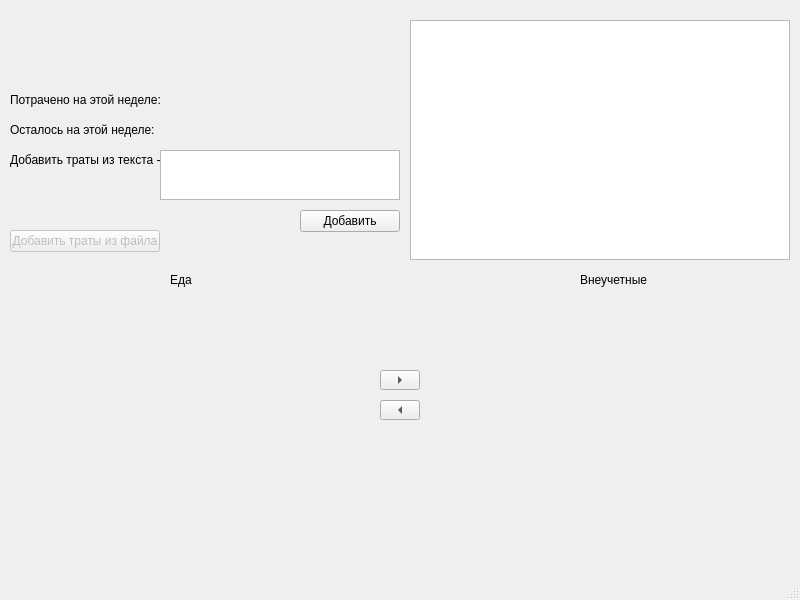
This is form.ui in OverSx/ExpensesApp as Qt 5 draws it before an edit. The edited form follows.
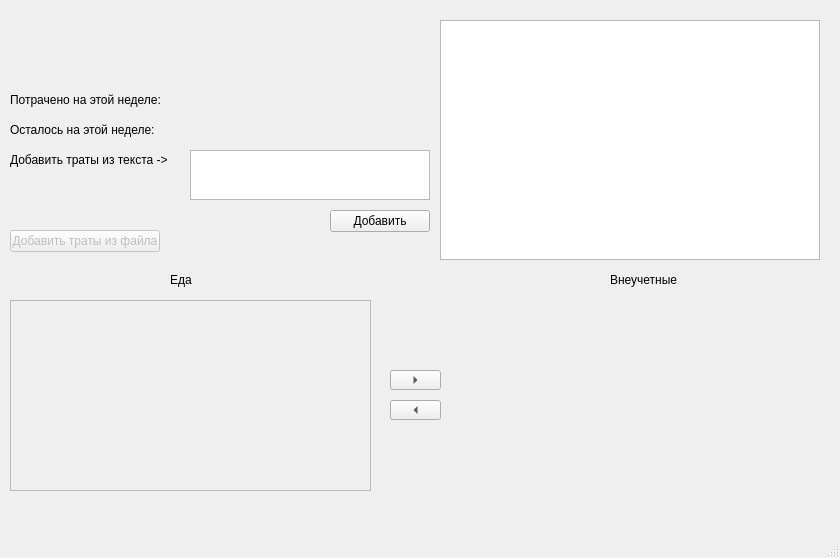
This is the edited form.

Commit message: fix UI to be able to scroll

```diff
--- a/form.ui
+++ b/form.ui
@@ -6,8 +6,8 @@
    <rect>
     <x>0</x>
     <y>0</y>
-    <width>800</width>
-    <height>600</height>
+    <width>840</width>
+    <height>558</height>
    </rect>
   </property>
   <property name="windowTitle">
@@ -17,7 +17,7 @@
    <widget class="QGraphicsView" name="yearlyExpensesGraph">
     <property name="geometry">
      <rect>
-      <x>410</x>
+      <x>440</x>
       <y>20</y>
       <width>380</width>
       <height>240</height>
@@ -92,7 +92,7 @@
    <widget class="QTextEdit" name="addExpensesTextEdit">
     <property name="geometry">
      <rect>
-      <x>160</x>
+      <x>190</x>
       <y>150</y>
       <width>240</width>
       <height>50</height>
@@ -104,7 +104,7 @@
      <rect>
       <x>10</x>
       <y>150</y>
-      <width>150</width>
+      <width>170</width>
       <height>20</height>
      </rect>
     </property>
@@ -115,7 +115,7 @@
    <widget class="QPushButton" name="addExpensesTextBtn">
     <property name="geometry">
      <rect>
-      <x>300</x>
+      <x>330</x>
       <y>210</y>
       <width>100</width>
       <height>22</height>
@@ -124,6 +124,9 @@
     <property name="text">
      <string>Добавить</string>
     </property>
+    <property name="autoDefault">
+     <bool>false</bool>
+    </property>
    </widget>
    <widget class="QPushButton" name="addExpensesFileBtn">
     <property name="enabled">
@@ -141,24 +144,13 @@
      <string>Добавить траты из файла</string>
     </property>
    </widget>
-   <widget class="QWidget" name="gridLayoutWidget">
-    <property name="geometry">
-     <rect>
-      <x>10</x>
-      <y>300</y>
-      <width>361</width>
-      <height>201</height>
-     </rect>
-    </property>
-    <layout class="QGridLayout" name="gridLayoutExpenses"/>
-   </widget>
    <widget class="QWidget" name="gridLayoutWidget_2">
     <property name="geometry">
      <rect>
-      <x>430</x>
+      <x>460</x>
       <y>300</y>
       <width>361</width>
-      <height>201</height>
+      <height>191</height>
      </rect>
     </property>
     <layout class="QGridLayout" name="gridLayoutExtraExpenses"/>
@@ -179,7 +171,7 @@
    <widget class="QLabel" name="ExtraLabel">
     <property name="geometry">
      <rect>
-      <x>580</x>
+      <x>610</x>
       <y>270</y>
       <width>70</width>
       <height>20</height>
@@ -192,9 +184,9 @@
    <widget class="QToolButton" name="RightToolButton">
     <property name="geometry">
      <rect>
-      <x>380</x>
+      <x>390</x>
       <y>370</y>
-      <width>40</width>
+      <width>51</width>
       <height>20</height>
      </rect>
     </property>
@@ -208,9 +200,9 @@
    <widget class="QToolButton" name="LeftToolButton">
     <property name="geometry">
      <rect>
-      <x>380</x>
+      <x>390</x>
       <y>400</y>
-      <width>40</width>
+      <width>51</width>
       <height>20</height>
      </rect>
     </property>
@@ -221,6 +213,29 @@
      <enum>Qt::ArrowType::LeftArrow</enum>
     </property>
    </widget>
+   <widget class="QScrollArea" name="ScrollAreaExpenses">
+    <property name="geometry">
+     <rect>
+      <x>10</x>
+      <y>300</y>
+      <width>361</width>
+      <height>191</height>
+     </rect>
+    </property>
+    <property name="widgetResizable">
+     <bool>true</bool>
+    </property>
+    <widget class="QWidget" name="gridLayoutExpenses">
+     <property name="geometry">
+      <rect>
+       <x>0</x>
+       <y>0</y>
+       <width>359</width>
+       <height>189</height>
+      </rect>
+     </property>
+    </widget>
+   </widget>
   </widget>
   <widget class="QStatusBar" name="statusbar"/>
   <widget class="QMenuBar" name="menubar">
```
Left out of the diff: 14 changed lines with no effect on the pictures. The commit also changes 2 other files.
